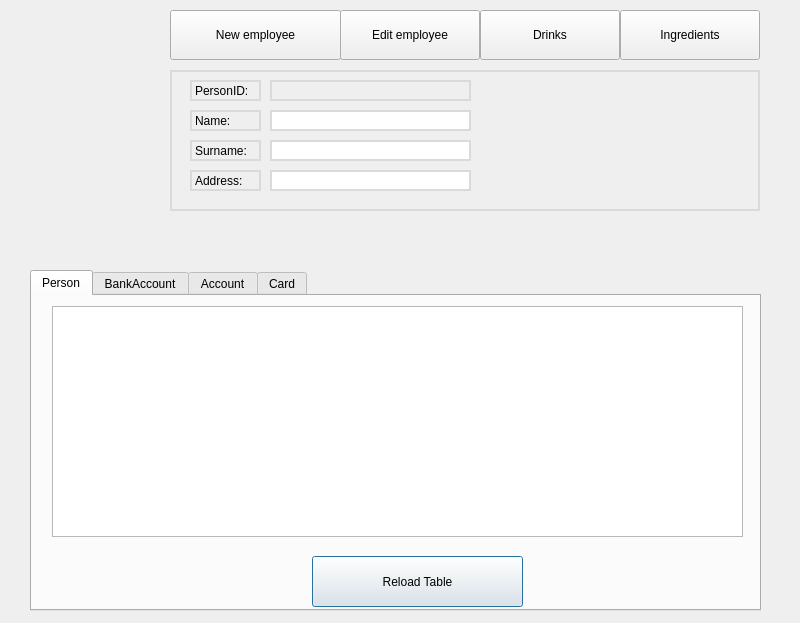
First picture: the form in adminwindow.ui, repository oleksa-oleksa/Coffee_Vending_Machine_Project, before the edit.
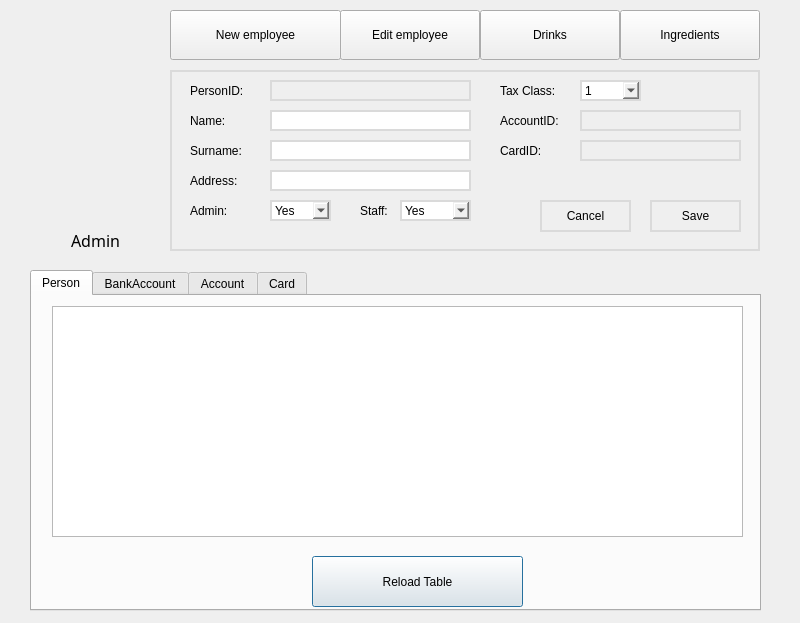
Second picture: the form after the edit. Icons and pictures are not drawn.

Commit message: Data obtained from widgets and saved into arrays

What changed in the file:
```diff
--- a/adminwindow.ui
+++ b/adminwindow.ui
@@ -263,7 +263,7 @@
      <x>170</x>
      <y>70</y>
      <width>590</width>
-     <height>141</height>
+     <height>181</height>
     </rect>
    </property>
    <property name="styleSheet">
@@ -289,6 +289,9 @@
       <height>21</height>
      </rect>
     </property>
+    <property name="styleSheet">
+     <string notr="true">border: 0px;</string>
+    </property>
     <property name="text">
      <string>PersonID:</string>
     </property>
@@ -318,6 +321,9 @@
       <height>21</height>
      </rect>
     </property>
+    <property name="styleSheet">
+     <string notr="true">border: 0px;</string>
+    </property>
     <property name="text">
      <string>Name:</string>
     </property>
@@ -344,6 +350,9 @@
       <height>21</height>
      </rect>
     </property>
+    <property name="styleSheet">
+     <string notr="true">border: 0px;</string>
+    </property>
     <property name="text">
      <string>Surname:</string>
     </property>
@@ -360,6 +369,9 @@
       <height>21</height>
      </rect>
     </property>
+    <property name="styleSheet">
+     <string notr="true">border: 0px;</string>
+    </property>
     <property name="text">
      <string>Address:</string>
     </property>
@@ -377,6 +389,257 @@
      </rect>
     </property>
    </widget>
+   <widget class="QComboBox" name="comboBoxAdmin">
+    <property name="geometry">
+     <rect>
+      <x>100</x>
+      <y>130</y>
+      <width>61</width>
+      <height>21</height>
+     </rect>
+    </property>
+    <item>
+     <property name="text">
+      <string>Yes</string>
+     </property>
+    </item>
+    <item>
+     <property name="text">
+      <string>No</string>
+     </property>
+    </item>
+   </widget>
+   <widget class="QLabel" name="labelAdminTitle">
+    <property name="geometry">
+     <rect>
+      <x>20</x>
+      <y>130</y>
+      <width>51</width>
+      <height>21</height>
+     </rect>
+    </property>
+    <property name="styleSheet">
+     <string notr="true">border: 0px;</string>
+    </property>
+    <property name="text">
+     <string>Admin:</string>
+    </property>
+    <property name="scaledContents">
+     <bool>false</bool>
+    </property>
+   </widget>
+   <widget class="QComboBox" name="comboBoxStaff">
+    <property name="geometry">
+     <rect>
+      <x>230</x>
+      <y>130</y>
+      <width>71</width>
+      <height>21</height>
+     </rect>
+    </property>
+    <item>
+     <property name="text">
+      <string>Yes</string>
+     </property>
+    </item>
+    <item>
+     <property name="text">
+      <string>No</string>
+     </property>
+    </item>
+   </widget>
+   <widget class="QLabel" name="labelStaffTitle">
+    <property name="geometry">
+     <rect>
+      <x>190</x>
+      <y>130</y>
+      <width>41</width>
+      <height>21</height>
+     </rect>
+    </property>
+    <property name="styleSheet">
+     <string notr="true">border: 0px;</string>
+    </property>
+    <property name="text">
+     <string>Staff:</string>
+    </property>
+    <property name="scaledContents">
+     <bool>false</bool>
+    </property>
+   </widget>
+   <widget class="QLabel" name="labelAccountIDTitle">
+    <property name="geometry">
+     <rect>
+      <x>330</x>
+      <y>40</y>
+      <width>71</width>
+      <height>21</height>
+     </rect>
+    </property>
+    <property name="styleSheet">
+     <string notr="true">border: 0px;</string>
+    </property>
+    <property name="text">
+     <string>AccountID:</string>
+    </property>
+    <property name="scaledContents">
+     <bool>false</bool>
+    </property>
+   </widget>
+   <widget class="QLabel" name="labelAccountIDForm">
+    <property name="geometry">
+     <rect>
+      <x>410</x>
+      <y>40</y>
+      <width>161</width>
+      <height>21</height>
+     </rect>
+    </property>
+    <property name="text">
+     <string/>
+    </property>
+   </widget>
+   <widget class="QLabel" name="labelTaxClassTitle">
+    <property name="geometry">
+     <rect>
+      <x>330</x>
+      <y>10</y>
+      <width>91</width>
+      <height>21</height>
+     </rect>
+    </property>
+    <property name="styleSheet">
+     <string notr="true">border: 0px;</string>
+    </property>
+    <property name="text">
+     <string>Tax Class:</string>
+    </property>
+    <property name="scaledContents">
+     <bool>false</bool>
+    </property>
+   </widget>
+   <widget class="QComboBox" name="comboBoxTaxClass">
+    <property name="geometry">
+     <rect>
+      <x>410</x>
+      <y>10</y>
+      <width>61</width>
+      <height>21</height>
+     </rect>
+    </property>
+    <item>
+     <property name="text">
+      <string>1</string>
+     </property>
+    </item>
+    <item>
+     <property name="text">
+      <string>2</string>
+     </property>
+    </item>
+    <item>
+     <property name="text">
+      <string>3</string>
+     </property>
+    </item>
+    <item>
+     <property name="text">
+      <string>4</string>
+     </property>
+    </item>
+    <item>
+     <property name="text">
+      <string>5</string>
+     </property>
+    </item>
+    <item>
+     <property name="text">
+      <string>6</string>
+     </property>
+    </item>
+   </widget>
+   <widget class="QLabel" name="labelCatdIDTitle">
+    <property name="geometry">
+     <rect>
+      <x>330</x>
+      <y>70</y>
+      <width>71</width>
+      <height>21</height>
+     </rect>
+    </property>
+    <property name="styleSheet">
+     <string notr="true">border: 0px;</string>
+    </property>
+    <property name="text">
+     <string>CardID:</string>
+    </property>
+    <property name="scaledContents">
+     <bool>false</bool>
+    </property>
+   </widget>
+   <widget class="QLabel" name="labelCardIDForm">
+    <property name="geometry">
+     <rect>
+      <x>410</x>
+      <y>70</y>
+      <width>161</width>
+      <height>21</height>
+     </rect>
+    </property>
+    <property name="text">
+     <string/>
+    </property>
+   </widget>
+   <widget class="QPushButton" name="buttonCancelNewPerson">
+    <property name="geometry">
+     <rect>
+      <x>370</x>
+      <y>130</y>
+      <width>91</width>
+      <height>32</height>
+     </rect>
+    </property>
+    <property name="text">
+     <string>Cancel</string>
+    </property>
+   </widget>
+   <widget class="QPushButton" name="buttonSaveNewPerson">
+    <property name="geometry">
+     <rect>
+      <x>480</x>
+      <y>130</y>
+      <width>91</width>
+      <height>32</height>
+     </rect>
+    </property>
+    <property name="text">
+     <string>Save</string>
+    </property>
+   </widget>
+  </widget>
+  <widget class="QLabel" name="labelAdminName_2">
+   <property name="geometry">
+    <rect>
+     <x>30</x>
+     <y>230</y>
+     <width>131</width>
+     <height>20</height>
+    </rect>
+   </property>
+   <property name="font">
+    <font>
+     <family>Futura</family>
+     <pointsize>12</pointsize>
+     <weight>50</weight>
+     <bold>false</bold>
+    </font>
+   </property>
+   <property name="text">
+    <string>Admin</string>
+   </property>
+   <property name="alignment">
+    <set>Qt::AlignCenter</set>
+   </property>
   </widget>
  </widget>
  <resources>
```
Left out of the diff: 14 changed lines with no effect on the pictures. The commit also changes 6 other files.
